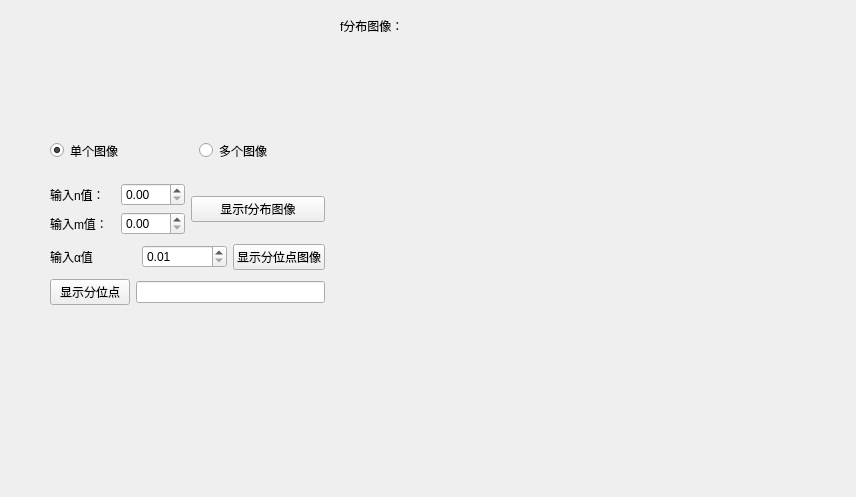
Before: the Qt Designer form Sd_f.ui in chenxindaaa/MathematicalStatistics, drawn with Qt 5.
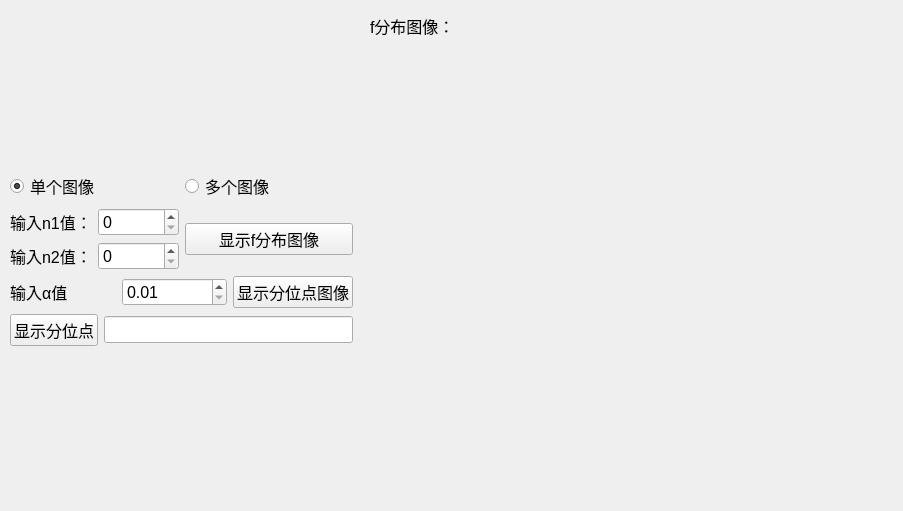
After: the same form once the commit is applied. Custom widgets are drawn as their Qt base class.

What changed in the file:
```diff
--- a/Sd_f.ui
+++ b/Sd_f.ui
@@ -6,67 +6,106 @@
    <rect>
     <x>0</x>
     <y>0</y>
-    <width>856</width>
-    <height>497</height>
+    <width>903</width>
+    <height>511</height>
    </rect>
   </property>
+  <property name="font">
+   <font>
+    <pointsize>12</pointsize>
+   </font>
+  </property>
   <property name="windowTitle">
    <string>f分布</string>
   </property>
   <widget class="QLabel" name="label_4">
    <property name="geometry">
     <rect>
-     <x>340</x>
+     <x>370</x>
      <y>10</y>
-     <width>131</width>
+     <width>241</width>
      <height>31</height>
     </rect>
    </property>
    <property name="text">
     <string>f分布图像：</string>
    </property>
+   <property name="textFormat">
+    <enum>Qt::AutoText</enum>
+   </property>
   </widget>
   <widget class="Plot" name="widget" native="true">
    <property name="geometry">
     <rect>
-     <x>340</x>
+     <x>360</x>
      <y>50</y>
-     <width>481</width>
-     <height>411</height>
+     <width>511</width>
+     <height>431</height>
     </rect>
    </property>
   </widget>
-  <widget class="QWidget" name="layoutWidget">
+  <widget class="QWidget" name="">
    <property name="geometry">
     <rect>
-     <x>50</x>
-     <y>180</y>
-     <width>275</width>
-     <height>129</height>
+     <x>10</x>
+     <y>170</y>
+     <width>343</width>
+     <height>178</height>
     </rect>
    </property>
+   <layout class="QVBoxLayout" name="verticalLayout">
+    <item>
+     <layout class="QHBoxLayout" name="horizontalLayout_3">
+      <item>
+       <widget class="QRadioButton" name="radioButton_one">
+        <property name="text">
+         <string>单个图像</string>
+        </property>
+        <property name="checked">
+         <bool>true</bool>
+        </property>
+       </widget>
+      </item>
+      <item>
+       <widget class="QRadioButton" name="radioButton_few">
+        <property name="text">
+         <string>多个图像</string>
+        </property>
+       </widget>
+      </item>
+     </layout>
+    </item>
+    <item>
    <layout class="QGridLayout" name="gridLayout_3">
     <item row="0" column="0">
      <layout class="QGridLayout" name="gridLayout_2">
       <item row="0" column="0">
        <layout class="QGridLayout" name="gridLayout">
         <item row="0" column="1">
-         <widget class="QDoubleSpinBox" name="doubleSpinBox_f_n"/>
+           <widget class="QDoubleSpinBox" name="doubleSpinBox_f_n">
+            <property name="decimals">
+             <number>0</number>
+            </property>
+           </widget>
         </item>
         <item row="1" column="0">
          <widget class="QLabel" name="label">
           <property name="text">
-           <string>输入m值：</string>
+             <string>输入n2值：</string>
           </property>
          </widget>
         </item>
         <item row="1" column="1">
-         <widget class="QDoubleSpinBox" name="doubleSpinBox_f_m"/>
+           <widget class="QDoubleSpinBox" name="doubleSpinBox_f_m">
+            <property name="decimals">
+             <number>0</number>
+            </property>
+           </widget>
         </item>
         <item row="0" column="0">
          <widget class="QLabel" name="label_2">
           <property name="text">
-           <string>输入n值：</string>
+             <string>输入n1值：</string>
           </property>
          </widget>
         </item>
@@ -131,33 +170,6 @@
      </layout>
     </item>
    </layout>
-  </widget>
-  <widget class="QWidget" name="layoutWidget_2">
-   <property name="geometry">
-    <rect>
-     <x>50</x>
-     <y>140</y>
-     <width>291</width>
-     <height>21</height>
-    </rect>
-   </property>
-   <layout class="QHBoxLayout" name="horizontalLayout_3">
-    <item>
-     <widget class="QRadioButton" name="radioButton_one">
-      <property name="text">
-       <string>单个图像</string>
-      </property>
-      <property name="checked">
-       <bool>true</bool>
-      </property>
-     </widget>
-    </item>
-    <item>
-     <widget class="QRadioButton" name="radioButton_few">
-      <property name="text">
-       <string>多个图像</string>
-      </property>
-     </widget>
     </item>
    </layout>
   </widget>
```
Lines whose indentation alone changed are shown as unchanged.
